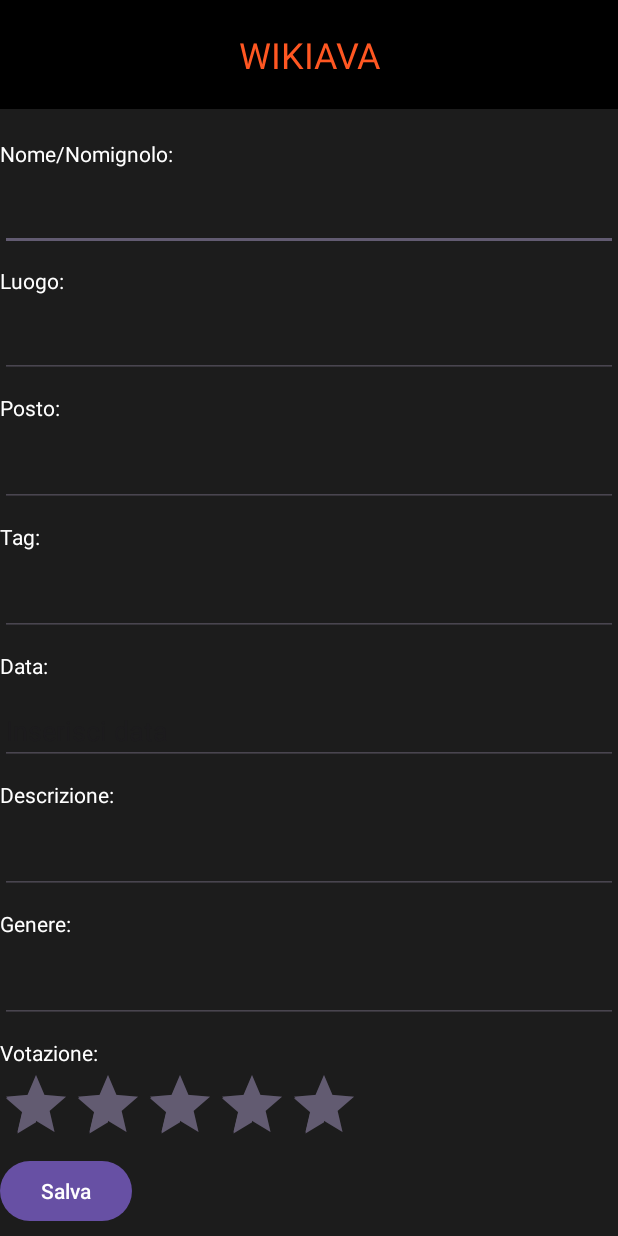
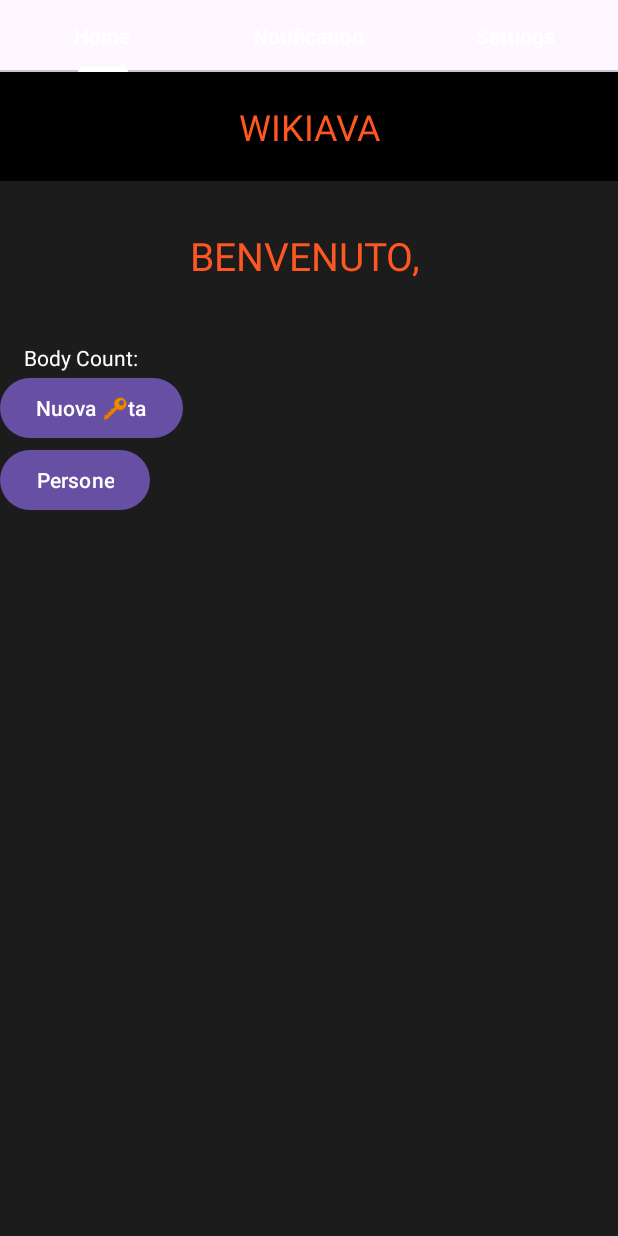
Before and after one commit to fralnz/UFS13, an Android app: the screen it shows after launch (NuovaChiavataActivity before the commit, MainActivity after it), after a tap on "Nuova 🔑ta", on a phone screen of 412 x 824 dp. Run offline under Robolectric (Android 15) with nearby library versions, the phone set to English and light mode, and no system bars.

Commit message:
riorganizzato il progetto per includere le tab

```diff
--- a/app/build.gradle
+++ b/app/build.gradle
@@ -33,6 +33,7 @@ dependencies {
     implementation libs.appcompat
     implementation libs.material
     implementation libs.activity
+    implementation 'com.google.android.material:material:1.2.1'
     implementation libs.constraintlayout
     testImplementation libs.junit
     androidTestImplementation libs.ext.junit
--- a/app/src/main/AndroidManifest.xml
+++ b/app/src/main/AndroidManifest.xml
@@ -13,7 +13,7 @@
         android:theme="@style/Theme.Wikiava"
         tools:targetApi="31">
         <activity
-            android:name=".HomeActivity"
+            android:name=".MainActivity"
             android:exported="true">
             <intent-filter>
                 <action android:name="android.intent.action.MAIN" />
@@ -22,7 +22,7 @@
             </intent-filter>
         </activity>
         <activity
-            android:name=".NuovaChiavataActivity"
+            android:name=".fragments.NuovaChiavataFragment"
             android:exported="true">
             <intent-filter>
                 <action android:name="android.intent.action.MAIN" />
@@ -31,7 +31,7 @@
             </intent-filter>
         </activity>
         <activity
-            android:name=".PersoneActivity"
+            android:name=".fragments.PersoneFragment"
             android:exported="true">
             <intent-filter>
                 <action android:name="android.intent.action.MAIN" />
--- a/app/src/main/java/com/itsrizzoli/wikiava/HomeActivity.java
+++ /dev/null
@@ -1,63 +0,0 @@
-package com.itsrizzoli.wikiava;
-
-import android.content.Intent;
-import android.os.Bundle;
-import android.view.View;
-import android.widget.Button;
-import android.widget.ListView;
-
-import androidx.activity.EdgeToEdge;
-import androidx.appcompat.app.AppCompatActivity;
-import androidx.core.graphics.Insets;
-import androidx.core.view.ViewCompat;
-import androidx.core.view.WindowInsetsCompat;
-
-import com.itsrizzoli.wikiava.components.ChiavataAdapter;
-import com.itsrizzoli.wikiava.database.ChiavataDbAdapter;
-import com.itsrizzoli.wikiava.models.Chiavata;
-
-import java.util.ArrayList;
-
-public class HomeActivity extends AppCompatActivity {
-
-    @Override
-    protected void onCreate(Bundle savedInstanceState) {
-        super.onCreate(savedInstanceState);
-        EdgeToEdge.enable(this);
-        setContentView(R.layout.activity_home);
-
-
-        ViewCompat.setOnApplyWindowInsetsListener(findViewById(R.id.main), (v, insets) -> {
-            Insets systemBars = insets.getInsets(WindowInsetsCompat.Type.systemBars());
-            v.setPadding(systemBars.left, systemBars.top, systemBars.right, systemBars.bottom);
-            return insets;
-        });
-
-        Button chiavaButton = findViewById(R.id.chiavaButton);
-        Button personeButton = findViewById(R.id.personeButton);
-
-        chiavaButton.setOnClickListener(new View.OnClickListener() {
-            @Override
-            public void onClick(View view) {
-                Intent ricettaIntent = new Intent(HomeActivity.this, NuovaChiavataActivity.class);
-                startActivity(ricettaIntent);
-            }
-        });
-
-        personeButton.setOnClickListener(new View.OnClickListener() {
-            @Override
-            public void onClick(View view) {
-                Intent ricettaIntent = new Intent(HomeActivity.this, PersoneActivity.class);
-                startActivity(ricettaIntent);
-            }
-        });
-
-        ListView listView = findViewById(R.id.chiavateListView);
-
-        ChiavataDbAdapter repository = new ChiavataDbAdapter(this);
-        ArrayList<Chiavata> chiavate = repository.fetchAllChiavateList();
-
-        ChiavataAdapter chiavateAdapter = new ChiavataAdapter(this, chiavate);
-        listView.setAdapter(chiavateAdapter);
-    }
-}
--- /dev/null
+++ b/app/src/main/java/com/itsrizzoli/wikiava/MainActivity.java
@@ -0,0 +1,52 @@
+package com.itsrizzoli.wikiava;
+
+import androidx.appcompat.app.AppCompatActivity;
+import androidx.viewpager2.widget.ViewPager2;
+
+import android.os.Bundle;
+
+import com.google.android.material.tabs.TabLayout;
+import com.itsrizzoli.wikiava.adapters.ViewPagerAdapter;
+
+public class MainActivity extends AppCompatActivity {
+
+    TabLayout tabLayout;
+    ViewPager2 viewPager2;
+    ViewPagerAdapter myViewPagerAdapter;
+
+    @Override
+    protected void onCreate(Bundle savedInstanceState) {
+        super.onCreate(savedInstanceState);
+        setContentView(R.layout.activity_main);
+
+        tabLayout = findViewById(R.id.tab_layout);
+        viewPager2 =findViewById(R.id.view_pager);
+        myViewPagerAdapter = new ViewPagerAdapter(this);
+        viewPager2.setAdapter(myViewPagerAdapter);
+
+        tabLayout.addOnTabSelectedListener(new TabLayout.OnTabSelectedListener() {
+            @Override
+            public void onTabSelected(TabLayout.Tab tab) {
+                viewPager2.setCurrentItem(tab.getPosition());
+            }
+
+            @Override
+            public void onTabUnselected(TabLayout.Tab tab) {
+
+            }
+
+            @Override
+            public void onTabReselected(TabLayout.Tab tab) {
+
+            }
+        });
+
+        viewPager2.registerOnPageChangeCallback(new ViewPager2.OnPageChangeCallback() {
+            @Override
+            public void onPageSelected(int position) {
+                super.onPageSelected(position);
+                tabLayout.getTabAt(position).select();
+            }
+        });
+    }
+}
--- a/app/src/main/java/com/itsrizzoli/wikiava/components/ChiavataAdapter.java
+++ b/app/src/main/java/com/itsrizzoli/wikiava/adapters/ChiavataAdapter.java
@@ -1,4 +1,4 @@
-package com.itsrizzoli.wikiava.components;
+package com.itsrizzoli.wikiava.adapters;
 
 import android.content.Context;
 import android.view.LayoutInflater;
--- a/app/src/main/java/com/itsrizzoli/wikiava/components/PersonaAdapter.java
+++ b/app/src/main/java/com/itsrizzoli/wikiava/adapters/PersonaAdapter.java
@@ -1,4 +1,4 @@
-package com.itsrizzoli.wikiava.components;
+package com.itsrizzoli.wikiava.adapters;
 
 import android.content.Context;
 import android.database.Cursor;
--- /dev/null
+++ b/app/src/main/java/com/itsrizzoli/wikiava/adapters/ViewPagerAdapter.java
@@ -0,0 +1,36 @@
+package com.itsrizzoli.wikiava.adapters;
+
+import androidx.annotation.NonNull;
+import androidx.fragment.app.Fragment;
+import androidx.fragment.app.FragmentActivity;
+import androidx.viewpager2.adapter.FragmentStateAdapter;
+
+import com.itsrizzoli.wikiava.fragments.HomeFragment;
+import com.itsrizzoli.wikiava.fragments.NuovaChiavataFragment;
+import com.itsrizzoli.wikiava.fragments.PersoneFragment;
+
+public class ViewPagerAdapter extends FragmentStateAdapter {
+    public ViewPagerAdapter(@NonNull FragmentActivity fragmentActivity) {
+        super(fragmentActivity);
+    }
+
+    @NonNull
+    @Override
+    public Fragment createFragment(int position) {
+        switch (position){
+            case 0:
+                return new HomeFragment();
+            case 1:
+                return new NuovaChiavataFragment();
+            case 2:
+                return new PersoneFragment();
+            default:
+                return new HomeFragment();
+        }
+    }
+
+    @Override
+    public int getItemCount() {
+        return 3;
+    }
+}
--- /dev/null
+++ b/app/src/main/java/com/itsrizzoli/wikiava/fragments/HomeFragment.java
@@ -0,0 +1,67 @@
+package com.itsrizzoli.wikiava.fragments;
+
+import android.content.Intent;
+import android.os.Bundle;
+import android.view.LayoutInflater;
+import android.view.View;
+import android.view.ViewGroup;
+import android.widget.Button;
+import android.widget.ListView;
+
+import androidx.annotation.NonNull;
+import androidx.annotation.Nullable;
+import androidx.core.graphics.Insets;
+import androidx.core.view.ViewCompat;
+import androidx.core.view.WindowInsetsCompat;
+import androidx.fragment.app.Fragment;
+
+import com.itsrizzoli.wikiava.R;
+import com.itsrizzoli.wikiava.adapters.ChiavataAdapter;
+import com.itsrizzoli.wikiava.database.ChiavataDbAdapter;
+import com.itsrizzoli.wikiava.models.Chiavata;
+
+import java.util.ArrayList;
+
+public class HomeFragment extends Fragment {
+
+    @Nullable
+    @Override
+    public View onCreateView(@NonNull LayoutInflater inflater, @Nullable ViewGroup container, @Nullable Bundle savedInstanceState) {
+        View view = inflater.inflate(R.layout.fragment_home, container, false);
+
+        ViewCompat.setOnApplyWindowInsetsListener(view.findViewById(R.id.main), (v, insets) -> {
+            Insets systemBars = insets.getInsets(WindowInsetsCompat.Type.systemBars());
+            v.setPadding(systemBars.left, systemBars.top, systemBars.right, systemBars.bottom);
+            return insets;
+        });
+
+        Button chiavaButton = view.findViewById(R.id.chiavaButton);
+        Button personeButton = view.findViewById(R.id.personeButton);
+
+        chiavaButton.setOnClickListener(new View.OnClickListener() {
+            @Override
+            public void onClick(View view) {
+                Intent ricettaIntent = new Intent(getActivity(), NuovaChiavataFragment.class);
+                startActivity(ricettaIntent);
+            }
+        });
+
+        personeButton.setOnClickListener(new View.OnClickListener() {
+            @Override
+            public void onClick(View view) {
+                Intent ricettaIntent = new Intent(getActivity(), PersoneFragment.class);
+                startActivity(ricettaIntent);
+            }
+        });
+
+        ListView listView = view.findViewById(R.id.chiavateListView);
+
+        ChiavataDbAdapter repository = new ChiavataDbAdapter(getActivity());
+        ArrayList<Chiavata> chiavate = repository.fetchAllChiavateList();
+
+        ChiavataAdapter chiavateAdapter = new ChiavataAdapter(getActivity(), chiavate);
+        listView.setAdapter(chiavateAdapter);
+
+        return view;
+    }
+}
--- a/app/src/main/java/com/itsrizzoli/wikiava/NuovaChiavataActivity.java
+++ b/app/src/main/java/com/itsrizzoli/wikiava/fragments/NuovaChiavataFragment.java
@@ -1,9 +1,11 @@
-package com.itsrizzoli.wikiava;
+package com.itsrizzoli.wikiava.fragments;
 
 import android.app.DatePickerDialog;
 import android.content.Intent;
 import android.os.Bundle;
+import android.view.LayoutInflater;
 import android.view.View;
+import android.view.ViewGroup;
 import android.widget.ArrayAdapter;
 import android.widget.Button;
 import android.widget.DatePicker;
@@ -11,12 +13,15 @@ import android.widget.EditText;
 import android.widget.MultiAutoCompleteTextView;
 import android.widget.RatingBar;
 
-import androidx.activity.EdgeToEdge;
-import androidx.appcompat.app.AppCompatActivity;
+import androidx.annotation.NonNull;
+import androidx.annotation.Nullable;
 import androidx.core.graphics.Insets;
 import androidx.core.view.ViewCompat;
 import androidx.core.view.WindowInsetsCompat;
+import androidx.fragment.app.Fragment;
 
+import com.itsrizzoli.wikiava.MainActivity;
+import com.itsrizzoli.wikiava.R;
 import com.itsrizzoli.wikiava.models.Chiavata;
 import com.itsrizzoli.wikiava.models.DataList;
 import com.itsrizzoli.wikiava.models.Persona;
@@ -26,52 +31,47 @@ import com.itsrizzoli.wikiava.database.ChiavataDbAdapter;
 import java.util.ArrayList;
 import java.util.Calendar;
 
-public class NuovaChiavataActivity extends AppCompatActivity {
+public class NuovaChiavataFragment extends Fragment {
     private EditText dateEditText;
+
+    @Nullable
     @Override
-    protected void onCreate(Bundle savedInstanceState) {
-        super.onCreate(savedInstanceState);
-        EdgeToEdge.enable(this);
-        setContentView(R.layout.nuova_chiavata);
-        ViewCompat.setOnApplyWindowInsetsListener(findViewById(R.id.chiavaPagina), (v, insets) -> {
+    public View onCreateView(@NonNull LayoutInflater inflater, @Nullable ViewGroup container, @Nullable Bundle savedInstanceState) {
+        View view = inflater.inflate(R.layout.nuova_chiavata, container, false);
+
+        ViewCompat.setOnApplyWindowInsetsListener(view.findViewById(R.id.chiavaPagina), (v, insets) -> {
             Insets systemBars = insets.getInsets(WindowInsetsCompat.Type.systemBars());
             v.setPadding(systemBars.left, systemBars.top, systemBars.right, systemBars.bottom);
             return insets;
         });
 
-        EditText nomeEditText = findViewById(R.id.nome);
-        EditText luogoEditText = findViewById(R.id.luogo);
-        MultiAutoCompleteTextView selezionaTag = findViewById(R.id.selezionaTag);
-        dateEditText = findViewById(R.id.data);
-        RatingBar votoBar = findViewById(R.id.ratingExperience);
+        EditText nomeEditText = view.findViewById(R.id.nome);
+        EditText luogoEditText = view.findViewById(R.id.luogo);
+        MultiAutoCompleteTextView selezionaTag = view.findViewById(R.id.selezionaTag);
+        dateEditText = view.findViewById(R.id.data);
+        RatingBar votoBar = view.findViewById(R.id.ratingExperience);
 
         ArrayList<String> tags = DataList.getInstance().getTags();
-        ArrayAdapter<String> tagsAdapter = new ArrayAdapter<>(this, android.R.layout.simple_dropdown_item_1line,
-                tags);
+        ArrayAdapter<String> tagsAdapter = new ArrayAdapter<>(getActivity(), android.R.layout.simple_dropdown_item_1line, tags);
         selezionaTag.setAdapter(tagsAdapter);
         selezionaTag.setTokenizer(new MultiAutoCompleteTextView.CommaTokenizer());
 
-        Button salvaButton = findViewById(R.id.salvaButton);
+        Button salvaButton = view.findViewById(R.id.salvaButton);
 
-        // codice preso da https://www.geeksforgeeks.org/how-to-popup-datepicker-while-clicking-on-edittext-in-android/
         dateEditText.setOnClickListener(new View.OnClickListener() {
             @Override
             public void onClick(View v) {
-
                 final Calendar c = Calendar.getInstance();
-
                 int year = c.get(Calendar.YEAR);
                 int month = c.get(Calendar.MONTH);
                 int day = c.get(Calendar.DAY_OF_MONTH);
 
                 DatePickerDialog datePickerDialog = new DatePickerDialog(
-                        NuovaChiavataActivity.this,
+                        getActivity(),
                         new DatePickerDialog.OnDateSetListener() {
                             @Override
-                            public void onDateSet(DatePicker view, int year,
-                                                  int monthOfYear, int dayOfMonth) {
+                            public void onDateSet(DatePicker view, int year, int monthOfYear, int dayOfMonth) {
                                 dateEditText.setText(dayOfMonth + "-" + (monthOfYear + 1) + "-" + year);
-
                             }
                         },
                         year, month, day);
@@ -82,23 +82,19 @@ public class NuovaChiavataActivity extends AppCompatActivity {
         salvaButton.setOnClickListener(new View.OnClickListener() {
             @Override
             public void onClick(View view) {
-                // Collect data from input fields
                 String nome = nomeEditText.getText().toString();
                 String luogo = luogoEditText.getText().toString();
                 String data = dateEditText.getText().toString();
                 float voto = votoBar.getRating();
 
-                // Initialize tags
                 ArrayList<String> selectedTags = new ArrayList<>();
                 for (String tag : selezionaTag.getText().toString().split(",\\s*")) {
                     selectedTags.add(tag.trim());
                 }
 
-                // Create a Persona object
-                Persona persona = new Persona(nome, "Unknown"); // Example with placeholder genre
+                Persona persona = new Persona(nome, "Unknown");
 
-                // Insert Persona into database
-                PersonaDbAdapter personaDbAdapter = new PersonaDbAdapter(NuovaChiavataActivity.this);
+                PersonaDbAdapter personaDbAdapter = new PersonaDbAdapter(getActivity());
                 personaDbAdapter.open();
                 long personaId = personaDbAdapter.createPersona(persona);
                 personaDbAdapter.close();
@@ -106,20 +102,19 @@ public class NuovaChiavataActivity extends AppCompatActivity {
                 if (personaId > 0) {
                     persona.setId((int) personaId);
 
-                    // Create a Chiavata object
                     Chiavata nuovaChiavata = new Chiavata(persona, voto, luogo, luogo, data, "", selectedTags, 6, 33, 6);
 
-                    // Insert Chiavata into database
-                    ChiavataDbAdapter chiavataDbAdapter = new ChiavataDbAdapter(NuovaChiavataActivity.this);
+                    ChiavataDbAdapter chiavataDbAdapter = new ChiavataDbAdapter(getActivity());
                     chiavataDbAdapter.open();
                     chiavataDbAdapter.createChiavata(nuovaChiavata);
                     chiavataDbAdapter.close();
                 }
 
-                // Navigate back to HomeActivity
-                Intent homeIntent = new Intent(NuovaChiavataActivity.this, HomeActivity.class);
+                Intent homeIntent = new Intent(getActivity(), MainActivity.class);
                 startActivity(homeIntent);
             }
         });
+
+        return view;
     }
 }
--- /dev/null
+++ b/app/src/main/res/layout/activity_main.xml
@@ -0,0 +1,40 @@
+<?xml version="1.0" encoding="utf-8"?>
+<RelativeLayout xmlns:android="http://schemas.android.com/apk/res/android"
+    xmlns:app="http://schemas.android.com/apk/res-auto"
+    xmlns:tools="http://schemas.android.com/tools"
+    android:layout_width="match_parent"
+    android:layout_height="match_parent"
+    tools:context=".MainActivity">
+
+    <com.google.android.material.tabs.TabLayout
+        android:id="@+id/tab_layout"
+        android:layout_width="match_parent"
+        android:layout_height="wrap_content"
+        app:tabIndicatorColor="@color/white"
+        app:tabTextColor="@color/white">
+
+        <com.google.android.material.tabs.TabItem
+            android:layout_width="match_parent"
+            android:layout_height="wrap_content"
+            android:text="Home" />
+
+        <com.google.android.material.tabs.TabItem
+            android:layout_width="match_parent"
+            android:layout_height="wrap_content"
+            android:text="Notification" />
+
+        <com.google.android.material.tabs.TabItem
+            android:layout_width="match_parent"
+            android:layout_height="wrap_content"
+            android:text="Settings" />
+
+
+    </com.google.android.material.tabs.TabLayout>
+
+    <androidx.viewpager2.widget.ViewPager2
+        android:id="@+id/view_pager"
+        android:layout_width="match_parent"
+        android:layout_height="match_parent"
+        android:layout_below="@id/tab_layout" />
+
+</RelativeLayout>
--- a/app/src/main/res/layout/nuova_chiavata.xml
+++ b/app/src/main/res/layout/nuova_chiavata.xml
@@ -6,7 +6,7 @@
     android:layout_height="match_parent"
     android:background="#1C1C1C"
     android:orientation="vertical"
-    tools:context=".NuovaChiavataActivity">
+    tools:context=".fragments.NuovaChiavataFragment">
 
     <TextView
         android:id="@+id/header"
```
Also changed, not shown: app/src/main/java/com/itsrizzoli/wikiava/PersoneActivity.java (deleted, +0 -65 lines), app/src/main/java/com/itsrizzoli/wikiava/fragments/PersoneFragment.java (added, +61 -0 lines), app/src/main/res/layout/fragment_home.xml (renamed from app/src/main/res/layout/activity_home.xml), app/src/main/res/layout/fragment_persone.xml (renamed from app/src/main/res/layout/activity_persone.xml).
